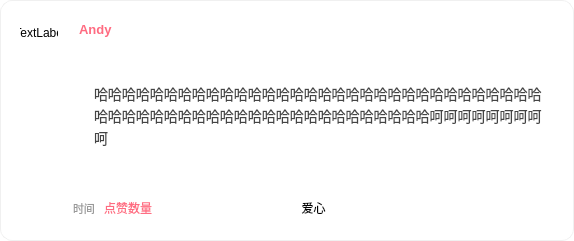
Above: ui/single_reply.ui from FrenchFries-101/frontend before the change. Below: the same form after it.
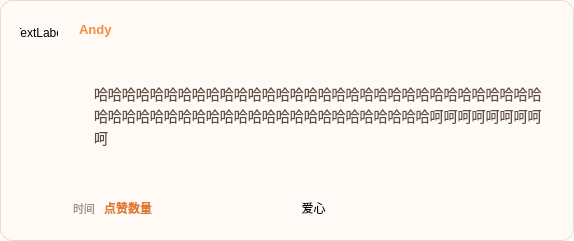
That is the form after the change.

The edit to the form file:
```diff
--- a/ui/single_reply.ui
+++ b/ui/single_reply.ui
@@ -26,83 +26,48 @@
    <string>Form</string>
   </property>
   <property name="styleSheet">
-   <string notr="true">/* ================= Reply Card ================= */
-
-QWidget#Form {
-
-background-color: white;
-
-border-radius: 12px;
-border: 1px solid #f0f0f0;
-
-padding: 10px;
+    <string notr="true">
+ /* SingleReply - Warm Theme */
+ QWidget#Form{
+     background-color: #fffaf5;
+     border-radius: 12px;
+     border: 1px solid #ead8c8;
+     padding: 10px;
+ }
+ QWidget#Form:hover{
+     background-color: #fff3e8;
+     border: 1px solid #f2c39d;
 }
 
-
-/* hover 效果 */
-
-QWidget#Form:hover {
-
-background-color: #fff7f9;
-border: 1px solid #ff8fa3;
+QWidget#Form QLabel#name{
+    font-size: 13px;
+    font-weight: 700;
+    color: #6b4f3b;
 }
-
-
-/* ================= 用户名 ================= */
-
-QWidget#Form QLabel#name {
-
-font-size: 13px;
-font-weight: 600;
-color: #333333;
+QWidget#Form:hover QLabel#name{
+    color: #f28d40;
 }
 
-
-/* hover 用户名变粉 */
-
-QWidget#Form:hover QLabel#name {
-color: #ff6b81;
+QWidget#Form QLabel#time{
+    font-size: 11px;
+    color: #9b8c80;
 }
-
-
-/* ================= 时间 ================= */
-
-QWidget#Form QLabel#time {
-
-font-size: 11px;
-color: #999999;
+QWidget#Form QLabel#label_content{
+    font-size: 14px;
+    color: #5f4b3f;
+    padding-top: 4px;
+    padding-bottom: 4px;
 }
-
-
-/* ================= 回复内容 ================= */
-
-QWidget#Form QLabel#label_content {
-
-font-size: 14px;
-color: #444444;
-padding-top: 4px;
-padding-bottom: 4px;
+QWidget#Form QLabel#like{
+    font-size: 12px;
+    color: #e07a2f;
+    font-weight: 600;
 }
 
-
-/* ================= 点赞 ================= */
-
-QWidget#Form QLabel#like {
-
-font-size: 12px;
-color: #ff6b81;
+QWidget#Form *{
+    background: transparent;
 }
 
-
-
-
-
-/* ================= 子组件透明 ================= */
-
-QWidget#Form * {
-
-background: transparent;
-}
 </string>
   </property>
   <layout class="QHBoxLayout" name="horizontalLayout_4">
```
